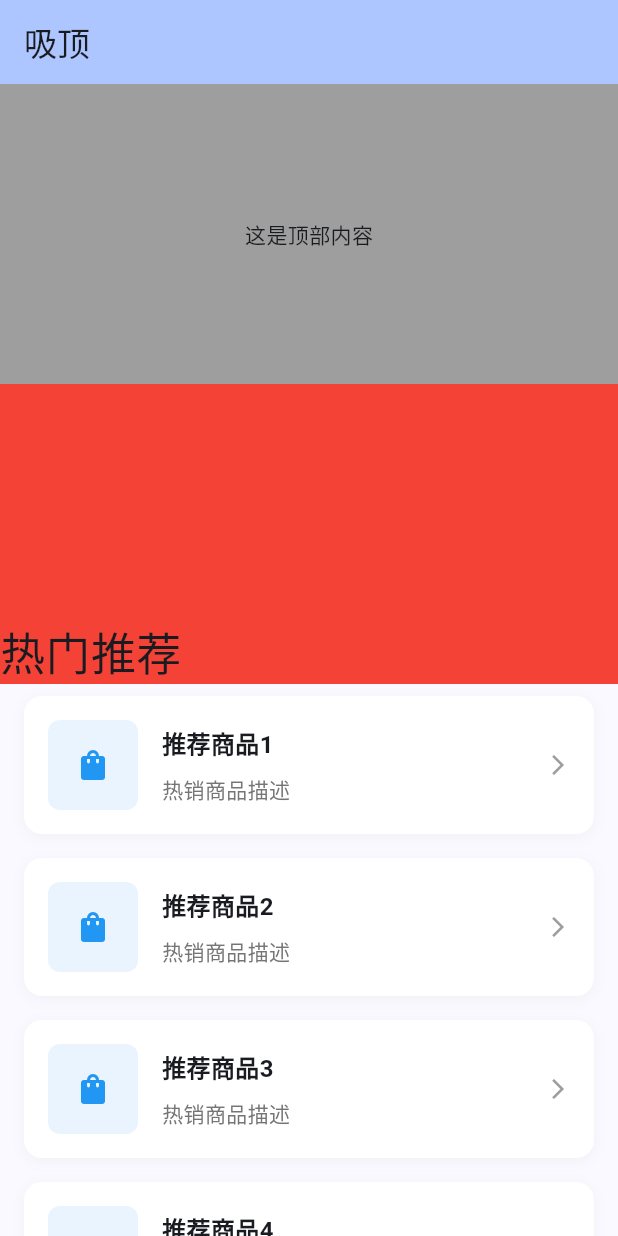
After one commit to yhtqw/FrontEndDemo, a Flutter app: the CeilingMountPage screen opened by its route, on a phone screen of 412 x 824 dp. The commit adds this screen. Run offline on Flutter 3.47's test engine with Material 3 defaults, Android fonts, the phone set to English and light mode, and no system bars; our stand-ins replace decimal, flutter_colorpicker, go_router, image_picker.

Commit message:
feat: 新增Flutter实现多模块标题吸顶效果

```diff
--- a/flutter_demo/lib/configs/base_router_config.dart
+++ b/flutter_demo/lib/configs/base_router_config.dart
@@ -1,6 +1,7 @@
 import 'package:flutter/material.dart';
 import 'package:go_router/go_router.dart';
 
+import '../pages/ceiling_mount/ceiling_mount_page.dart';
 import '../pages/customize_tab/customize_tab_page.dart';
 import '../pages/filter_dropdown/filter_dropdown_page.dart';
 import '../pages/transform_use/transform_use_page.dart';
@@ -31,6 +32,10 @@ class BaseRouterConfig {
         path: FilterDropdownPage.routePath,
         builder: (BuildContext context, GoRouterState state) => FilterDropdownPage(),
       ),
+      GoRoute(
+        path: CeilingMountPage.routePath,
+        builder: (BuildContext context, GoRouterState state) => CeilingMountPage(),
+      ),
     ],
   );
 }
--- /dev/null
+++ b/flutter_demo/lib/pages/ceiling_mount/ceiling_mount_page.dart
@@ -0,0 +1,25 @@
+import 'package:flutter/material.dart';
+
+import 'widgets/ceiling_mount_scroll.dart';
+
+class CeilingMountPage extends StatefulWidget {
+  const CeilingMountPage({super.key});
+
+  static final String routePath = '/ceiling_mount';
+
+  @override
+  State<CeilingMountPage> createState() => _CeilingMountPageState();
+}
+
+class _CeilingMountPageState extends State<CeilingMountPage> {
+  @override
+  Widget build(BuildContext context) {
+    return Scaffold(
+      appBar: AppBar(
+        backgroundColor: Theme.of(context).colorScheme.inversePrimary,
+        title: Text("吸顶"),
+      ),
+      body: CeilingMountScroll(),
+    );
+  }
+}
--- /dev/null
+++ b/flutter_demo/lib/pages/ceiling_mount/widgets/ceiling_mount_scroll.dart
@@ -0,0 +1,381 @@
+import 'package:flutter/material.dart';
+
+class CeilingMountScroll extends StatefulWidget {
+  const CeilingMountScroll({super.key});
+
+  @override
+  State<CeilingMountScroll> createState() => _CeilingMountScrollState();
+}
+
+class _CeilingMountScrollState extends State<CeilingMountScroll> {
+  // /// 模拟数据源
+  // final Map<String, dynamic> data = {
+  //   'title': '热门推荐',
+  //   'color': Colors.red,
+  //   'list': [
+  //     {'name': '推荐商品1', 'description': '热销商品描述'},
+  //     {'name': '推荐商品2', 'description': '热销商品描述'},
+  //     {'name': '推荐商品3', 'description': '热销商品描述'},
+  //     {'name': '推荐商品4', 'description': '热销商品描述'},
+  //     {'name': '推荐商品5', 'description': '热销商品描述'},
+  //     {'name': '推荐商品6', 'description': '热销商品描述'},
+  //     {'name': '推荐商品7', 'description': '热销商品描述'},
+  //     {'name': '推荐商品8', 'description': '热销商品描述'},
+  //     {'name': '推荐商品9', 'description': '热销商品描述'},
+  //     {'name': '推荐商品10', 'description': '热销商品描述'},
+  //   ],
+  // };
+
+  /// key 列表
+  final List<GlobalKey> _keyList = [
+    GlobalKey(),
+    GlobalKey(),
+    GlobalKey(),
+    GlobalKey(),
+    GlobalKey(),
+  ];
+  // final List<bool> _pinnedList = [
+  //   false,
+  //   false,
+  //   false,
+  //   false,
+  //   false,
+  // ];
+  final List<Map<String, dynamic>> _dataPosition = [];
+  /// 新增最小高度列表，用于动态设置每个模块的标题高度
+  final List<double> _dataMinHeight = [0, 0, 0, 0, 0];
+  /// 模拟数据源
+  final List<Map<String, dynamic>> _dataList = [
+    {
+      'title': '热门推荐',
+      'color': Colors.red,
+      'index': 0,
+      'list': [
+        {'name': '推荐商品1', 'description': '热销商品描述'},
+        {'name': '推荐商品2', 'description': '热销商品描述'},
+        {'name': '推荐商品3', 'description': '热销商品描述'},
+        {'name': '推荐商品4', 'description': '热销商品描述'},
+        {'name': '推荐商品5', 'description': '热销商品描述'},
+        {'name': '推荐商品6', 'description': '热销商品描述'},
+        {'name': '推荐商品7', 'description': '热销商品描述'},
+        {'name': '推荐商品8', 'description': '热销商品描述'},
+        {'name': '推荐商品9', 'description': '热销商品描述'},
+        {'name': '推荐商品10', 'description': '热销商品描述'},
+      ],
+    },
+
+    {
+      'title': '新品上市',
+      'color': Colors.blue,
+      'index': 1,
+      'list': [
+        {'name': '新品1', 'description': '最新上架商品'},
+        {'name': '新品2', 'description': '最新上架商品'},
+        {'name': '新品3', 'description': '最新上架商品'},
+        {'name': '新品4', 'description': '最新上架商品'},
+      ],
+    },
+
+    {
+      'title': '限时特价',
+      'color': Colors.green,
+      'index': 2,
+      'list': [
+        {'name': '特价商品1', 'description': '限时优惠商品'},
+        {'name': '特价商品2', 'description': '限时优惠商品'},
+        {'name': '特价商品3', 'description': '限时优惠商品'},
+        {'name': '特价商品4', 'description': '限时优惠商品'},
+        {'name': '特价商品5', 'description': '限时优惠商品'},
+        {'name': '特价商品6', 'description': '限时优惠商品'},
+      ],
+    },
+
+    {
+      'title': '精选品牌',
+      'color': Colors.orange,
+      'index': 3,
+      'list': [
+        {'name': '品牌商品1', 'description': '知名品牌商品'},
+        {'name': '品牌商品2', 'description': '知名品牌商品'},
+        {'name': '品牌商品3', 'description': '知名品牌商品'},
+        {'name': '品牌商品3', 'description': '知名品牌商品'},
+        {'name': '品牌商品4', 'description': '知名品牌商品'},
+        {'name': '品牌商品5', 'description': '知名品牌商品'},
+        {'name': '品牌商品6', 'description': '知名品牌商品'},
+        {'name': '品牌商品7', 'description': '知名品牌商品'},
+      ],
+    },
+
+    {
+      'title': '反季捡漏',
+      'color': Colors.purple,
+      'index': 4,
+      'list': [
+        {'name': '捡漏商品1', 'description': '捡漏商品'},
+        {'name': '捡漏商品2', 'description': '捡漏商品'},
+        {'name': '捡漏商品3', 'description': '捡漏商品'},
+        {'name': '捡漏商品3', 'description': '捡漏商品'},
+        {'name': '捡漏商品4', 'description': '捡漏商品'},
+        {'name': '捡漏商品5', 'description': '捡漏商品'},
+        {'name': '捡漏商品6', 'description': '捡漏商品'},
+        {'name': '捡漏商品7', 'description': '捡漏商品'},
+      ],
+    },
+  ];
+  final ScrollController _controller = ScrollController();
+
+  @override
+  void initState() {
+    super.initState();
+
+    _controller.addListener(_scrollListener);
+
+    WidgetsBinding.instance.addPostFrameCallback((_) {
+      _getPosition();
+    });
+  }
+
+  @override
+  void dispose() {
+    _controller.removeListener(_scrollListener);
+    _controller.dispose();
+    for (var key in _keyList) {
+      key.currentState?.dispose();
+    }
+    super.dispose();
+  }
+
+  /// 获取标题的位置信息
+  void _getPosition() {
+    for (var i = 0; i < _keyList.length; i++) {
+      final key = _keyList[i];
+      final RenderBox? renderBox = key.currentContext?.findRenderObject() as RenderBox?;
+      final position = renderBox?.localToGlobal(Offset.zero);
+      final size = renderBox?.size;
+
+      _dataPosition.add({
+        'position': position,
+        'size': size,
+      });
+    }
+  }
+
+  // 滚动监听器，用来动态更新当前的吸顶标题
+  void _scrollListener() {
+    double offset = _controller.offset;
+
+    for (var i = 0; i < _dataPosition.length; i++) {
+      if (i == (_dataPosition.length - 1)) {
+        setState(() {
+          // _pinnedList[i] = true;
+          _dataMinHeight[i] = 80;
+        });
+      } else {
+        final p = _dataPosition[i];
+        final n = _dataPosition[i + 1];
+        // 120是估计出来的顶部高度，实际使用中可以自行获取，用于计算偏移量
+        if (p['position'].dy <= offset && (n['position'].dy - 120) >= offset) {
+          setState(() {
+            // _pinnedList[i] = true;
+            final tempHeight = n['position'].dy - offset - 120;
+            _dataMinHeight[i] = tempHeight >= 0 && tempHeight <= 80 ? tempHeight : 80;
+          });
+        } else {
+          setState(() {
+            // _pinnedList[i] = false;
+            _dataMinHeight[i] = 0;
+          });
+        }
+      }
+    }
+  }
+
+  @override
+  Widget build(BuildContext context) {
+    return CustomScrollView(
+      controller: _controller,
+      slivers: [
+        SliverToBoxAdapter(
+          child: Container(
+            height: 200,
+            color: Colors.grey,
+            alignment: Alignment.center,
+            child: Text('这是顶部内容'),
+          ),
+        ),
+
+        // SliverPersistentHeader(
+        //   pinned: true,
+        //   delegate: _MyHeaderDelegate(
+        //     title: data['title'],
+        //     color: data['color'],
+        //   ),
+        // ),
+        //
+        // SliverList.builder(
+        //   itemBuilder: (_, index) => _ListItemWidget(
+        //     name: data['list'][index]['name'],
+        //     description: data['list'][index]['description'],
+        //   ),
+        //   itemCount: data['list'].length,
+        // ),
+
+        // expand 用于生成一个新的列表，它通过遍历原列表的每个元素，
+        // 并对每个元素应用一个转换函数，将结果收集到一个新的列表中。
+        // 与 map 方法类似，但 expand 可以返回多个元素（通过 Iterable），
+        // 而 map 只能返回单个元素。
+        ..._dataList.expand((item) => [
+          // 因为设置了最小高度为0，所以直接将pinned设置为true
+          SliverPersistentHeader(
+            // pinned: _pinnedList[item['index']],
+            pinned: true,
+            delegate: _MyHeaderDelegate(
+              minHeight: _dataMinHeight[item['index']],
+              key: _keyList[item['index']],
+              title: item['title'],
+              color: item['color'],
+            ),
+          ),
+
+          SliverList.builder(
+            itemBuilder: (_, index) => _ListItemWidget(
+              name: item['list'][index]['name'],
+              description: item['list'][index]['description'],
+            ),
+            itemCount: item['list'].length,
+          ),
+        ]),
+
+        SliverToBoxAdapter(
+          child: Container(
+            height: 200,
+            color: Colors.grey,
+            alignment: Alignment.center,
+            child: Text('这是底部内容'),
+          ),
+        ),
+      ],
+    );
+  }
+}
+
+/// 自定义头部委托类
+class _MyHeaderDelegate extends SliverPersistentHeaderDelegate {
+  /// 背景色
+  final Color color;
+  /// 标题
+  final String title;
+  final GlobalKey key;
+  final double minHeight;
+
+  const _MyHeaderDelegate({
+    required this.key,
+    required this.color,
+    required this.title,
+    required this.minHeight,
+  });
+
+  @override
+  double get minExtent => minHeight;
+
+  @override
+  double get maxExtent => 200.0;
+
+  @override
+  Widget build(BuildContext context, double shrinkOffset, bool overlapsContent) {
+    return Container(
+      key: key,
+      color: color,
+      child: Stack(
+        children: [
+          Positioned(
+            bottom: 0,
+            left: 0,
+            child: Center(
+              child: Text(title, style: TextStyle(fontSize: 30)),
+            ),
+          ),
+        ],
+      ),
+    );
+  }
+
+  @override
+  bool shouldRebuild(covariant SliverPersistentHeaderDelegate oldDelegate) => oldDelegate.minExtent != minHeight;
+}
+
+/// 渲染列表项
+class _ListItemWidget extends StatelessWidget {
+  final String name;
+  final String description;
+
+  const _ListItemWidget({
+    // super.key,
+    required this.name,
+    required this.description,
+  });
+
+  @override
+  Widget build(BuildContext context) {
+    return Container(
+      // key: key,
+      margin: EdgeInsets.symmetric(horizontal: 16, vertical: 8),
+      padding: EdgeInsets.all(16),
+      decoration: BoxDecoration(
+        color: Colors.white,
+        borderRadius: BorderRadius.circular(12),
+        boxShadow: [
+          BoxShadow(
+            color: Colors.grey.withValues(alpha: 0.1),
+            blurRadius: 8,
+            offset: Offset(0, 2),
+          ),
+        ],
+      ),
+      child: Row(
+        children: [
+          Container(
+            width: 60,
+            height: 60,
+            decoration: BoxDecoration(
+              color: Colors.blue.withValues(alpha: 0.1),
+              borderRadius: BorderRadius.circular(8),
+            ),
+            child: Icon(
+              Icons.shopping_bag,
+              color: Colors.blue,
+            ),
+          ),
+          SizedBox(width: 16),
+          Expanded(
+            child: Column(
+              crossAxisAlignment: CrossAxisAlignment.start,
+              children: [
+                Text(
+                  name,
+                  style: TextStyle(
+                    fontSize: 16,
+                    fontWeight: FontWeight.bold,
+                  ),
+                ),
+                SizedBox(height: 8),
+                Text(
+                  description,
+                  style: TextStyle(
+                    color: Colors.grey[600],
+                    fontSize: 14,
+                  ),
+                ),
+              ],
+            ),
+          ),
+          Icon(
+            Icons.arrow_forward_ios,
+            size: 16,
+            color: Colors.grey,
+          ),
+        ],
+      ),
+    );
+  }
+}
--- a/flutter_demo/lib/pages/home/home_page.dart
+++ b/flutter_demo/lib/pages/home/home_page.dart
@@ -1,6 +1,7 @@
 import 'package:flutter/material.dart';
 import 'package:go_router/go_router.dart';
 
+import '../ceiling_mount/ceiling_mount_page.dart';
 import '../customize_tab/customize_tab_page.dart';
 import '../filter_dropdown/filter_dropdown_page.dart';
 import '../seamless_scrolling/seamless_scrolling_page.dart';
@@ -31,6 +32,7 @@ class _HomePageState extends State<HomePage> {
     HomeRouteItem(name: '无缝滚动案例', routePath: SeamlessScrollingPage.routePath,),
     HomeRouteItem(name: '容器内元素变换案例', routePath: TransformUsePage.routePath,),
     HomeRouteItem(name: '可过滤的下拉选择框', routePath: FilterDropdownPage.routePath,),
+    HomeRouteItem(name: '吸顶效果', routePath: CeilingMountPage.routePath,),
   ];
 
   @override
```
